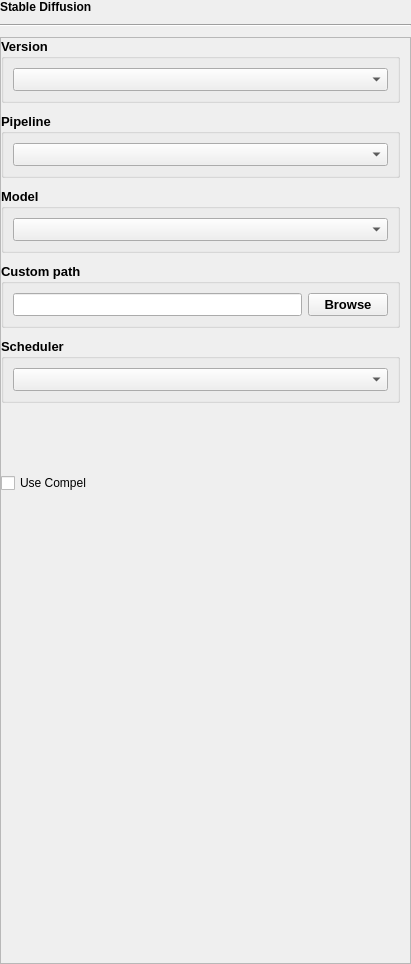
Qt form src/airunner/components/art/gui/widgets/stablediffusion/templates/stable_diffusion_settings.ui (Capsize-Games/airunner) before a commit.
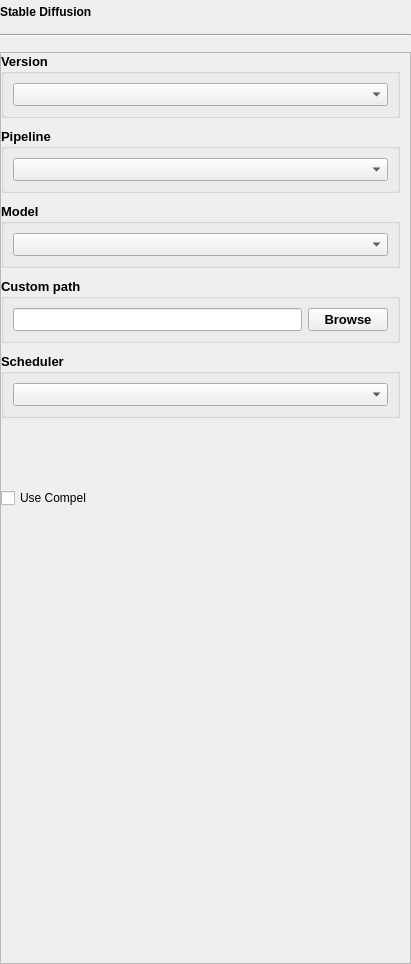
The same form after that commit. Custom widgets are drawn as their Qt base class.

Patch:
```diff
--- a/src/airunner/components/art/gui/widgets/stablediffusion/templates/stable_diffusion_settings.ui
+++ b/src/airunner/components/art/gui/widgets/stablediffusion/templates/stable_diffusion_settings.ui
@@ -24,7 +24,7 @@
     <number>0</number>
    </property>
    <property name="topMargin">
-    <number>0</number>
+    <number>5</number>
    </property>
    <property name="rightMargin">
     <number>0</number>
@@ -36,7 +36,7 @@
     <number>0</number>
    </property>
    <property name="verticalSpacing">
-    <number>10</number>
+    <number>15</number>
    </property>
    <item row="2" column="0">
     <widget class="QScrollArea" name="scrollArea">
@@ -49,7 +49,7 @@
         <x>0</x>
         <y>0</y>
         <width>409</width>
-        <height>921</height>
+        <height>906</height>
        </rect>
       </property>
       <layout class="QGridLayout" name="gridLayout">
```
